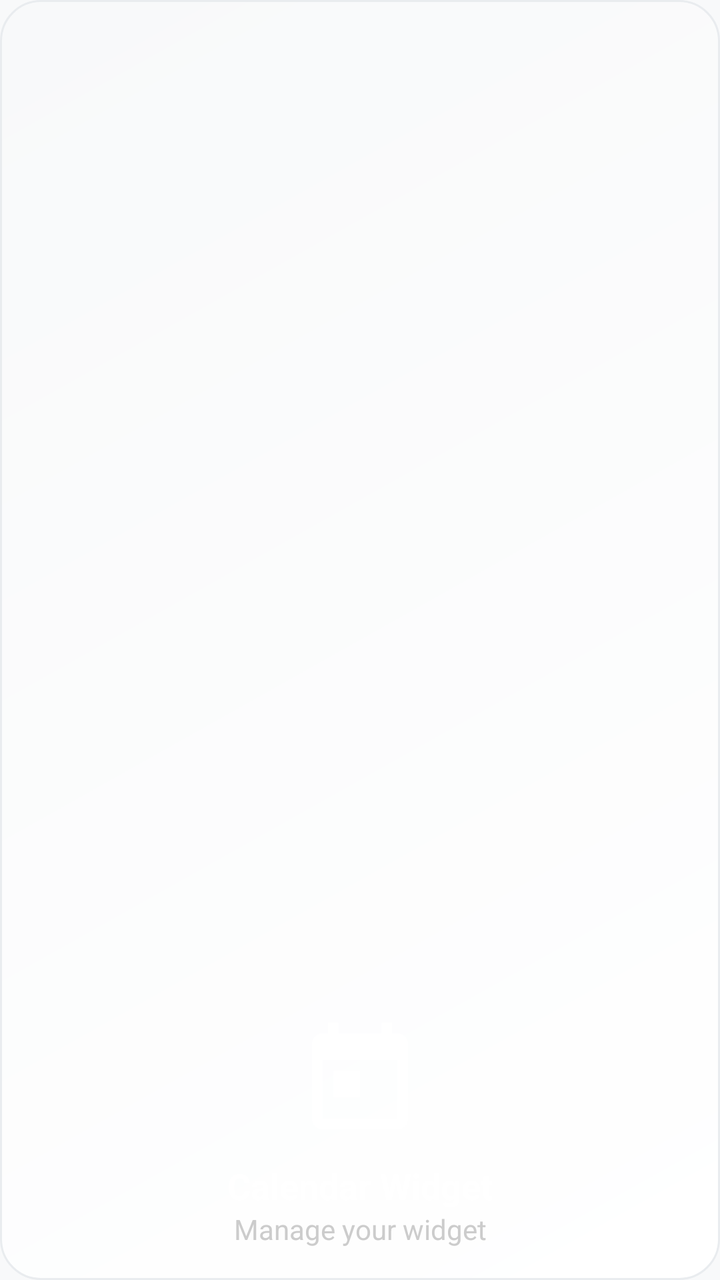
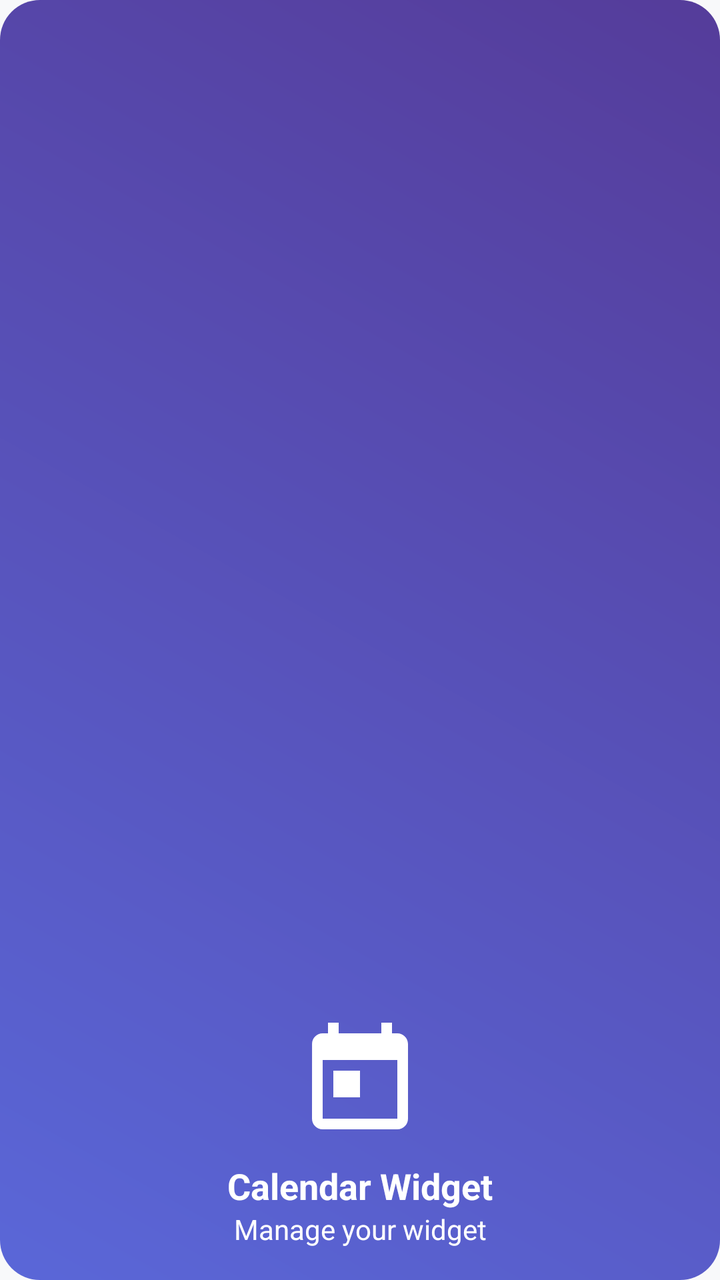

An Android layout rendered at two revisions. The XML below is the earlier revision; the diff shows what the commit changed to produce the second picture.
<!-- AndroidManifest.xml: application theme AppTheme -->
<!-- res/layout/nav_header.xml -->
<?xml version="1.0" encoding="utf-8"?>
<LinearLayout xmlns:android="http://schemas.android.com/apk/res/android"
    android:layout_width="match_parent"
    android:layout_height="176dp"
    android:background="@drawable/calendar_section_background"
    android:gravity="bottom"
    android:orientation="vertical"
    android:padding="16dp">

    <ImageView
        android:layout_width="64dp"
        android:layout_height="64dp"
        android:src="@drawable/ic_calendar"
        android:layout_gravity="center_horizontal"
        android:layout_marginBottom="8dp" />

    <TextView
        android:layout_width="match_parent"
        android:layout_height="wrap_content"
        android:text="Calendar Widget"
        android:textColor="#FFFFFF"
        android:textSize="18sp"
        android:textStyle="bold"
        android:gravity="center" />

    <TextView
        android:layout_width="match_parent"
        android:layout_height="wrap_content"
        android:text="Manage your widget"
        android:textColor="#CCCCCC"
        android:textSize="14sp"
        android:gravity="center" />

</LinearLayout>
<!-- resources referenced by this layout -->
<resources>
  <!-- drawable calendar_section_background (drawable) -->
  <?xml version="1.0" encoding="utf-8"?>
  <shape xmlns:android="http://schemas.android.com/apk/res/android">
      <gradient
          android:angle="135"
          android:startColor="#FFFFFF"
          android:endColor="#F8F9FA"
          android:type="linear" />
      <corners android:radius="20dp" />
      <stroke
          android:width="1dp"
          android:color="#E9ECEF" />
  </shape>
  <!-- drawable ic_calendar (drawable) -->
  <?xml version="1.0" encoding="utf-8"?>
  <vector xmlns:android="http://schemas.android.com/apk/res/android"
      android:width="24dp"
      android:height="24dp"
      android:viewportWidth="24"
      android:viewportHeight="24">
      <path
          android:fillColor="#FFFFFF"
          android:pathData="M19,3h-1V1h-2v2H8V1H6v2H5C3.89,3 3.01,3.9 3.01,5L3,19c0,1.1 0.89,2 2,2h14c1.1,0 2,-0.9 2,-2V5C21,3.9 20.1,3 19,3zM19,19H5V8h14V19zM7,10h5v5H7V10z"/>
  </vector>
  <style name="AppTheme" parent="Theme.AppCompat.Light.NoActionBar">
          <item name="colorPrimary">@color/primaryColor</item>
          <item name="colorPrimaryDark">@color/primaryDarkColor</item>
          <item name="colorAccent">@color/secondaryColor</item>
          <item name="android:windowIsTranslucent">true</item>
          <item name="android:windowTranslucentStatus">true</item>
          <item name="android:statusBarColor">@android:color/transparent</item>
          <item name="android:windowBackground">@color/backgroundPrimary</item>
          <item name="android:textColorPrimary">@color/textPrimary</item>
          <item name="android:textColorSecondary">@color/textSecondary</item>
      </style>
  <color name="primaryColor">#2E3B4E</color>
  <color name="primaryDarkColor">#1A2332</color>
  <color name="secondaryColor">#FF6B9D</color>
  <color name="backgroundPrimary">#F8F9FA</color>
  <color name="textPrimary">#2E3B4E</color>
  <color name="textSecondary">#6C757D</color>
</resources>

<!-- the commit's change to res/layout/nav_header.xml (unified diff, before → after) -->
@@ -2,7 +2,7 @@
 <LinearLayout xmlns:android="http://schemas.android.com/apk/res/android"
     android:layout_width="match_parent"
     android:layout_height="176dp"
-    android:background="@drawable/calendar_section_background"
+    android:background="@drawable/header_background"
     android:gravity="bottom"
     android:orientation="vertical"
     android:padding="16dp">
@@ -27,7 +27,7 @@
         android:layout_width="match_parent"
         android:layout_height="wrap_content"
         android:text="Manage your widget"
-        android:textColor="#CCCCCC"
+        android:textColor="#FFFFFF"
         android:textSize="14sp"
         android:gravity="center" />
 
<!-- resource entries referenced after the edit -->
@@ -1,17 +1,14 @@
 <!-- resources referenced by this layout -->
 <resources>
-  <!-- drawable calendar_section_background (drawable) -->
+  <!-- drawable header_background (drawable) -->
   <?xml version="1.0" encoding="utf-8"?>
   <shape xmlns:android="http://schemas.android.com/apk/res/android">
       <gradient
-          android:angle="135"
-          android:startColor="#FFFFFF"
-          android:endColor="#F8F9FA"
+          android:angle="45"
+          android:startColor="@color/gradientSecondaryStart"
+          android:endColor="@color/gradientSecondaryEnd"
           android:type="linear" />
       <corners android:radius="20dp" />
-      <stroke
-          android:width="1dp"
-          android:color="#E9ECEF" />
   </shape>
   <!-- drawable ic_calendar (drawable) -->
   <?xml version="1.0" encoding="utf-8"?>
@@ -35,11 +32,13 @@
           <item name="android:textColorPrimary">@color/textPrimary</item>
           <item name="android:textColorSecondary">@color/textSecondary</item>
       </style>
+  <color name="gradientSecondaryStart">#5A67D8</color>
+  <color name="gradientSecondaryEnd">#553C9A</color>
   <color name="primaryColor">#2E3B4E</color>
   <color name="primaryDarkColor">#1A2332</color>
-  <color name="secondaryColor">#FF6B9D</color>
+  <color name="secondaryColor">#C2185B</color>
   <color name="backgroundPrimary">#F8F9FA</color>
   <color name="textPrimary">#2E3B4E</color>
-  <color name="textSecondary">#6C757D</color>
+  <color name="textSecondary">#5F6368</color>
 </resources>
 
